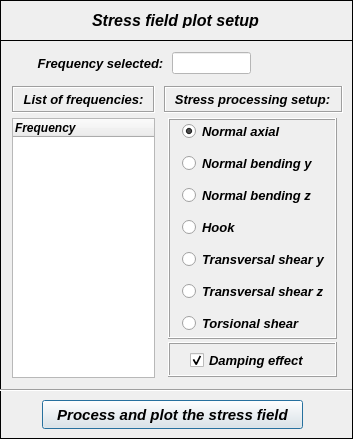
Old version of the form pulse/uix/user_input/ui/plotStressFieldInput.ui in the repository open-pulse/OpenPulse.
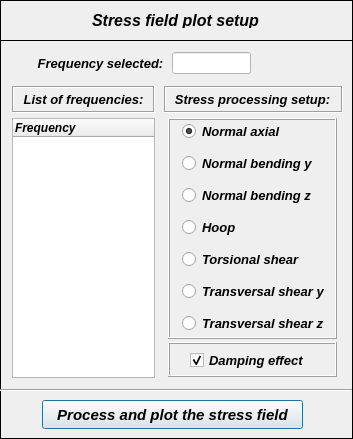
New version of the form. Icons and pictures are not drawn.

Commit message: stress order correction

Patch:
```diff
--- a/pulse/uix/user_input/ui/plotStressFieldInput.ui
+++ b/pulse/uix/user_input/ui/plotStressFieldInput.ui
@@ -616,7 +616,35 @@
           </font>
          </property>
          <property name="text">
-          <string>Hook</string>
+          <string>Hoop</string>
+         </property>
+        </widget>
+       </item>
+       <item>
+        <widget class="QRadioButton" name="radioButton_torsional_shear">
+         <property name="minimumSize">
+          <size>
+           <width>145</width>
+           <height>18</height>
+          </size>
+         </property>
+         <property name="maximumSize">
+          <size>
+           <width>145</width>
+           <height>18</height>
+          </size>
+         </property>
+         <property name="font">
+          <font>
+           <family>Arial</family>
+           <pointsize>10</pointsize>
+           <weight>75</weight>
+           <italic>true</italic>
+           <bold>true</bold>
+          </font>
+         </property>
+         <property name="text">
+          <string>Torsional shear</string>
          </property>
         </widget>
        </item>
@@ -676,34 +704,6 @@
          </property>
         </widget>
        </item>
-       <item>
-        <widget class="QRadioButton" name="radioButton_torsional_shear">
-         <property name="minimumSize">
-          <size>
-           <width>145</width>
-           <height>18</height>
-          </size>
-         </property>
-         <property name="maximumSize">
-          <size>
-           <width>145</width>
-           <height>18</height>
-          </size>
-         </property>
-         <property name="font">
-          <font>
-           <family>Arial</family>
-           <pointsize>10</pointsize>
-           <weight>75</weight>
-           <italic>true</italic>
-           <bold>true</bold>
-          </font>
-         </property>
-         <property name="text">
-          <string>Torsional shear</string>
-         </property>
-        </widget>
-       </item>
       </layout>
      </widget>
     </widget>
```
The commit also changes 1 other file.
